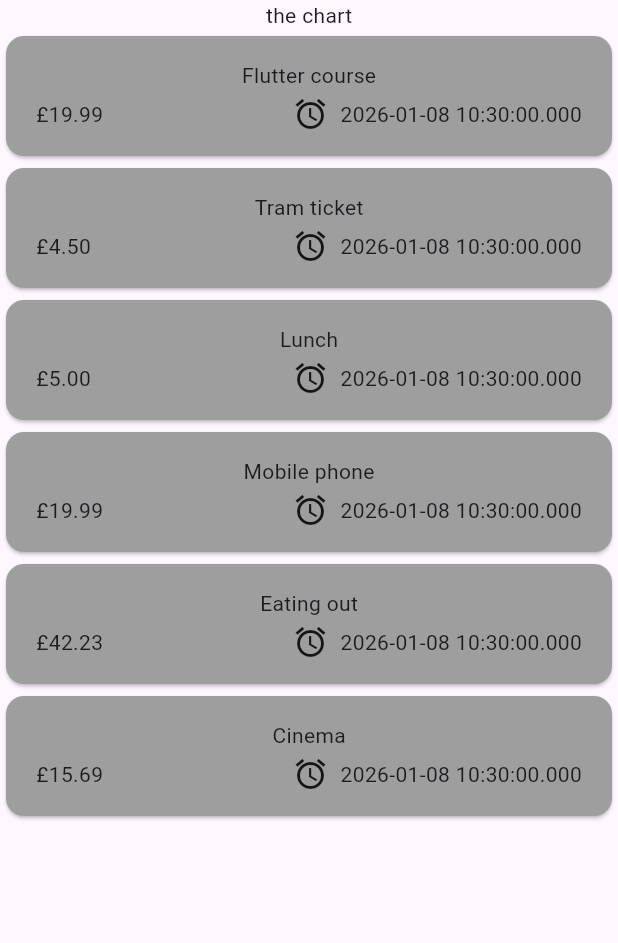
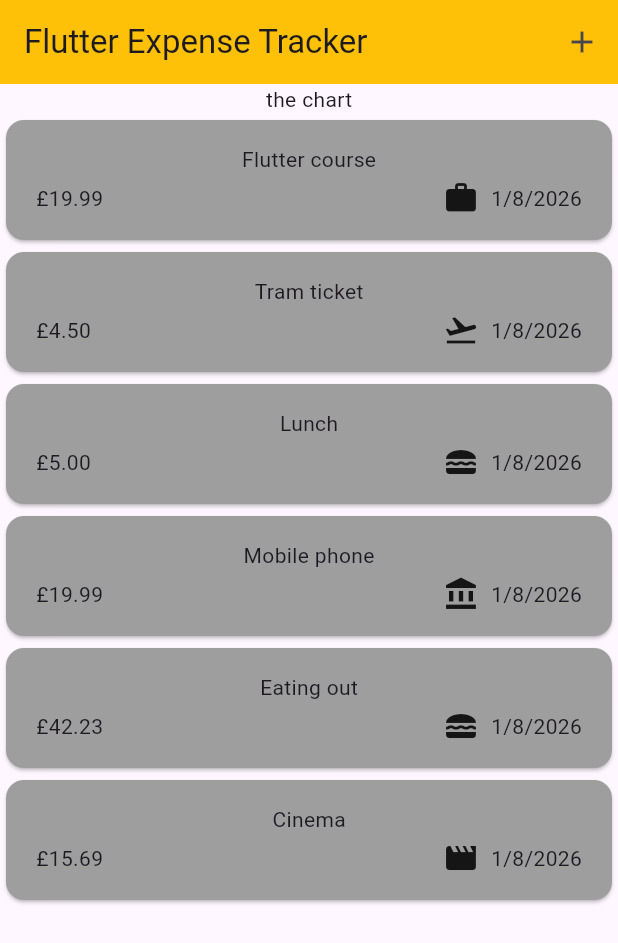
Before and after one commit to the-dext/flutter_course, a Flutter app: the screen it shows after launch, on a phone screen of 412 x 824 dp. Shown: the top 943 px of the screen. Run offline on Flutter 3.47's test engine with Material 3 defaults, Android fonts, the phone set to English and light mode, and no system bars; our stand-ins replace google_fonts.

Commit message:
adding an app bar

```diff
--- a/expense_tracker/expense_tracker/lib/models/expense.dart
+++ b/expense_tracker/expense_tracker/lib/models/expense.dart
@@ -1,5 +1,6 @@
 import 'package:flutter/material.dart';
 import 'package:uuid/uuid.dart';
+import 'package:intl/intl.dart';
 
 const uuidGen = Uuid();
 
@@ -12,6 +13,8 @@ const categoryIcons = {
   Category.work: Icons.work,
   Category.bill: Icons.account_balance,
 };
+
+final formatter = DateFormat.yMd();
 
 class Expense {
   final String id;
@@ -29,4 +32,6 @@ class Expense {
     required this.date,
     required this.category,
   }) : id = uuidGen.v4();
+
+  String get formattedDate => formatter.format(date);
 }
--- a/expense_tracker/expense_tracker/lib/widgets/expenses.dart
+++ b/expense_tracker/expense_tracker/lib/widgets/expenses.dart
@@ -59,6 +59,11 @@ class _ExpensesState extends State<Expenses> {
   Widget build(BuildContext context) {
     // return the widget tree here.
     return Scaffold(
+      appBar: AppBar(
+        backgroundColor: Colors.amber,
+        title: Text("Flutter Expense Tracker"),
+        actions: [IconButton(onPressed: () => {}, icon: Icon(Icons.add))],
+      ),
       body: Column(
         children: [
           Text("the chart"),
--- a/expense_tracker/expense_tracker/lib/widgets/expenses_list/expense_item.dart
+++ b/expense_tracker/expense_tracker/lib/widgets/expenses_list/expense_item.dart
@@ -24,9 +24,9 @@ class ExpenseItem extends StatelessWidget {
                 // this row is within the parent row.
                 Row(
                   children: [
-                    Icon(Icons.alarm),
+                    Icon(categoryIcons[expense.category]),
                     const SizedBox(width: 8),
-                    Text(expense.date.toString()),
+                    Text(expense.formattedDate),
                   ],
                 ),
               ],
--- a/expense_tracker/expense_tracker/pubspec.yaml
+++ b/expense_tracker/expense_tracker/pubspec.yaml
@@ -35,6 +35,7 @@ dependencies:
   # Use with the CupertinoIcons class for iOS style icons.
   cupertino_icons: ^1.0.8
   uuid: ^4.5.2
+  intl: ^0.20.2
 
 dev_dependencies:
   flutter_test:
```
Also changed, not shown: expense_tracker/expense_tracker/pubspec.lock.
